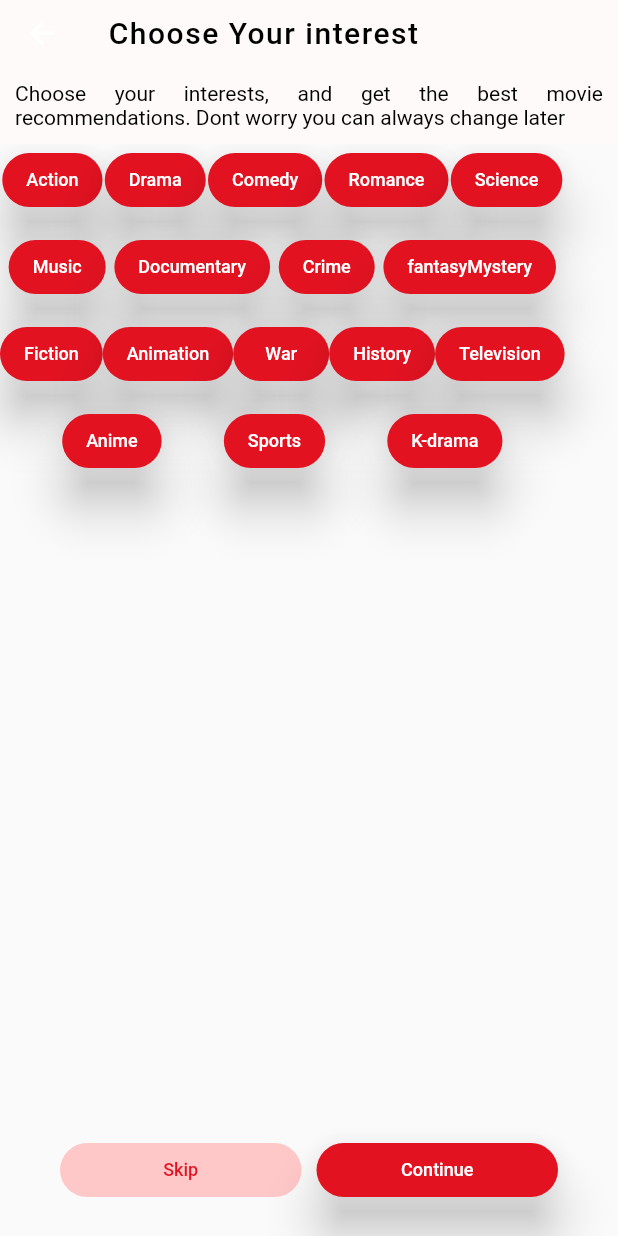
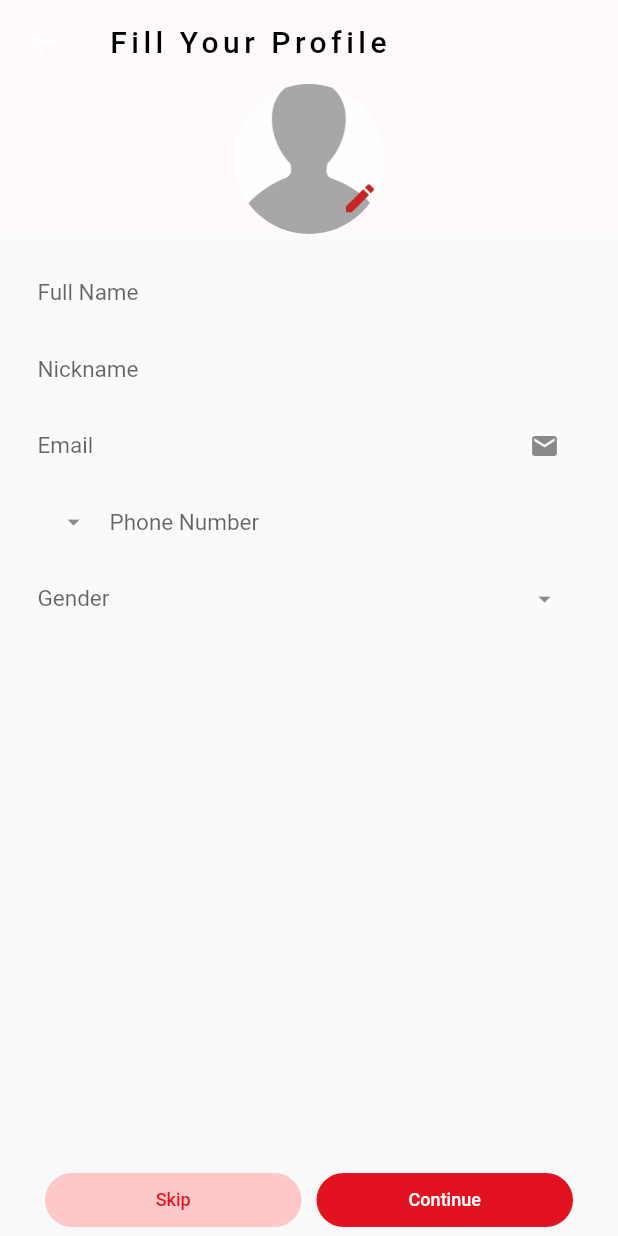
Before and after one commit to Mpho-Mulaudzi/Marvelous-app, a Flutter app: the chooseInterestpage screen opened by its route, after a tap on "Skip", on a phone screen of 412 x 824 dp. Run offline on Flutter 3.47's test engine with Material 2 defaults, Android fonts, the light colour scheme and no system bars; our stand-ins replace flutter_signin_button, flutter_spinkit, flutter_svg, splashscreen; project files that could hold a hidden picture were left out.

Commit message:
added profile widget

```diff
--- a/lib/main.dart
+++ b/lib/main.dart
@@ -1,10 +1,12 @@
 import 'package:flutter/material.dart';
 import 'package:marvelous/pages/loadingScreen.dart';
 import 'package:marvelous/pages/getStarted.dart';
+import 'package:marvelous/pages/profile.dart';
 import 'package:marvelous/pages/signup.dart';
 import 'package:marvelous/pages/createAccount.dart';
 import 'package:marvelous/pages/signin.dart';
 import 'package:marvelous/pages/chooseInterest.dart';
+import 'package:marvelous/pages/profile.dart';
 void main() => runApp(MaterialApp(
 
   initialRoute: '/',
@@ -14,7 +16,8 @@ void main() => runApp(MaterialApp(
     '/signup': (context) => const Signup(),
     '/create' : (context) => const createAccountpage(),
     '/login' : (context) => const signinPage(),
-    '/interests' :(context) => const chooseInterestpage()
+    '/interests' :(context) => const chooseInterestpage(),
+    '/profile' : (context) => const profilepage()
   },
 
 ));
--- a/lib/pages/chooseInterest.dart
+++ b/lib/pages/chooseInterest.dart
@@ -58,19 +58,20 @@ class _chooseInterestpageState extends State<chooseInterestpage> {
       body: Wrap(
         alignment: WrapAlignment.spaceEvenly,
         direction: Axis.horizontal,
-        runSpacing: 10.0,
+
+        spacing: 15.0,
         children: genres.map((genre) {
           return ElevatedButton(
             style: ElevatedButton.styleFrom(
                 shape: const StadiumBorder(),
-                elevation: 14.0,
+                elevation: 0.0,
                 primary: const Color.fromRGBO(226, 18, 33, 1.0)),
             onPressed: () {
               Navigator.pushNamed(context, '/interests');
             },
             child: Text(
               genre,
-              style: TextStyle(fontSize: 12, color: Colors.white),
+              style: const TextStyle(fontSize: 12, color: Colors.white),
             ),
           );
         }).toList(),
@@ -87,7 +88,7 @@ class _chooseInterestpageState extends State<chooseInterestpage> {
                     elevation: 0.0,
                     primary: const Color.fromRGBO(255, 200, 200, 1.0)),
                 onPressed: () {
-                  Navigator.pushNamed(context, '/interests');
+                  Navigator.pushNamed(context, '/profile');
                 },
                 child: const Text(
                   'Skip',
@@ -96,15 +97,15 @@ class _chooseInterestpageState extends State<chooseInterestpage> {
                 ),
               ),
             ),
-            SizedBox(width: 10),
+            const SizedBox(width: 10),
             Expanded(
               child: ElevatedButton(
                 style: ElevatedButton.styleFrom(
                     shape: const StadiumBorder(),
-                    elevation: 14.0,
+                    elevation: 0.0,
                     primary: const Color.fromRGBO(226, 18, 33, 1.0)),
                 onPressed: () {
-                  Navigator.pushNamed(context, '/interests');
+                  Navigator.pushNamed(context, '/profile');
                 },
                 child: const Text(
                   'Continue',
--- a/lib/pages/loadingScreen.dart
+++ b/lib/pages/loadingScreen.dart
@@ -17,7 +17,7 @@ class _LoadingScreenState extends State<LoadingScreen> {
         padding: const EdgeInsets.fromLTRB(0, 150, 0, 0),
         child: Center(
           child: SplashScreen(
-              seconds: 10,
+              seconds: 5,
               navigateAfterSeconds:GetStarted(),
                 image: Image.asset('assets/logo.png'),
                 photoSize: 75.0,
--- /dev/null
+++ b/lib/pages/profile.dart
@@ -0,0 +1,176 @@
+import 'package:flutter/material.dart';
+import 'package:flutter_svg/flutter_svg.dart';
+class profilepage extends StatelessWidget {
+
+  const profilepage({Key? key}) : super(key: key);
+
+  @override
+  Widget build(BuildContext context) {
+    return Scaffold(
+              appBar: AppBar(
+                title: const Text('Fill Your Profile', style: TextStyle(
+                  color: Colors.black,
+                  letterSpacing: 3.0,
+                ),
+                  textAlign: TextAlign.start,),
+                centerTitle: false,
+                backgroundColor: const Color.fromRGBO(255, 250, 250, 1.0),
+                elevation: 0.0,
+                bottom:  PreferredSize(
+                  preferredSize: Size.fromHeight(100.0),
+                  child: Stack(
+                    children:[ const CircleAvatar(
+                       backgroundImage: AssetImage('assets/icon/icon.png'),
+                      backgroundColor: Colors.white70,
+                      radius:50,
+                    ),
+                     Positioned(
+                       bottom : 0,
+                       left : 60,
+                       child: IconButton(onPressed: (){},
+                           icon: Icon(
+                             color: Colors.red[800],
+                             Icons.edit,
+                             size: 25,
+                           )),
+                     )
+                    ]),
+
+                ),
+
+              ),
+            body: Padding(
+              padding: const EdgeInsets.fromLTRB(25, 15, 25, 15),
+              child: Column(
+                children: [
+                  TextFormField(
+                    style : const TextStyle( fontSize: 15),
+                    decoration: const InputDecoration(
+                        border: InputBorder.none,
+                        contentPadding: EdgeInsets.symmetric(vertical: 15),
+                        hintText: 'Full Name',
+                        ),
+                    validator: (String? value) {
+                      if (value == null || value.isEmpty) {
+                        return 'Please enter email';
+                      }
+                      return null;
+                    },
+                  ),
+                  const SizedBox(
+                    height: 3,
+                  ),
+                  TextFormField(
+                    style : const TextStyle( fontSize: 15),
+                    decoration: const InputDecoration(
+                        border: InputBorder.none,
+                        contentPadding: EdgeInsets.symmetric(vertical: 15),
+                        hintText: 'Nickname',
+                        ),
+                    validator: (String? value) {
+                      if (value == null || value.isEmpty) {
+                        return 'Please enter email';
+                      }
+                      return null;
+                    },
+                  ),
+                  const SizedBox(
+                    height: 3,
+                  ),
+                  TextFormField(
+                    style : const TextStyle( fontSize: 15),
+                    decoration: const InputDecoration(
+                        border: InputBorder.none,
+                        contentPadding: EdgeInsets.symmetric(vertical: 15),
+                        hintText: 'Email',
+                        suffixIcon: Icon(Icons.email,size: 20)),
+                    validator: (String? value) {
+                      if (value == null || value.isEmpty) {
+                        return 'Please enter email';
+                      }
+                      return null;
+                    },
+                  ),
+                  const SizedBox(
+                    height: 3,
+                  ),
+                  TextFormField(
+                    style : const TextStyle( fontSize: 15),
+                    decoration: const InputDecoration(
+                        border: InputBorder.none,
+                        contentPadding: EdgeInsets.symmetric(vertical: 15),
+                        hintText: 'Phone Number',
+                        prefixIcon: Icon(Icons.arrow_drop_down,size: 20)),
+                    validator: (String? value) {
+                      if (value == null || value.isEmpty) {
+                        return 'Please enter email';
+                      }
+                      return null;
+                    },
+                  ),
+                  const SizedBox(
+                    height: 3,
+                  ),
+                  TextFormField(
+                    style : const TextStyle( fontSize: 15),
+                    decoration: const InputDecoration(
+                        border: InputBorder.none,
+                        contentPadding: EdgeInsets.symmetric(vertical: 15),
+                        hintText: 'Gender',
+                        suffixIcon: Icon(Icons.arrow_drop_down,size: 20)),
+                    validator: (String? value) {
+                      if (value == null || value.isEmpty) {
+                        return 'Please enter email';
+                      }
+                      return null;
+                    },
+                  ),
+
+
+                ],
+              ),
+            ),
+
+      bottomNavigationBar: Padding(
+        padding: const EdgeInsets.fromLTRB(30, 0, 30, 0),
+        child: Row(
+          mainAxisAlignment: MainAxisAlignment.spaceAround,
+          children: [
+            Expanded(
+              child: ElevatedButton(
+                style: ElevatedButton.styleFrom(
+                    shape: const StadiumBorder(),
+                    elevation: 0.0,
+                    primary: const Color.fromRGBO(255, 200, 200, 1.0)),
+                onPressed: () {
+                  Navigator.pushNamed(context, '/profile');
+                },
+                child: const Text(
+                  'Skip',
+                  style: TextStyle(
+                      fontSize: 12, color: Color.fromRGBO(226, 18, 33, 1.0)),
+                ),
+              ),
+            ),
+            const SizedBox(width: 10),
+            Expanded(
+              child: ElevatedButton(
+                style: ElevatedButton.styleFrom(
+                    shape: const StadiumBorder(),
+                    elevation: 0.0,
+                    primary: const Color.fromRGBO(226, 18, 33, 1.0)),
+                onPressed: () {
+                  Navigator.pushNamed(context, '/profile');
+                },
+                child: const Text(
+                  'Continue',
+                  style: TextStyle(fontSize: 12, color: Colors.white),
+                ),
+              ),
+            )
+          ],
+        ),
+      ),
+    );
+  }
+}
--- a/pubspec.yaml
+++ b/pubspec.yaml
@@ -33,6 +33,7 @@ dependencies:
   flutter_spinkit: ^5.1.0
   splashscreen: ^1.3.5
   flutter_signin_button: ^2.0.0
+  flutter_svg: ^1.1.2
 
 dev_dependencies:
   flutter_test:
@@ -79,6 +80,8 @@ flutter:
    - assets/icon/Apple.png
    - assets/icon/facebook.png
    - assets/icon/google.png
+   - assets/icon/icon.png
+   - assets/letsyouin.jpg
 
 
 
```
Also changed, not shown: lib/pages/createAccount.dart (+13 -6 lines), lib/pages/signin.dart (+13 -7 lines), lib/pages/signup.dart (+19 -11 lines), assets/icon/avatar.svg (added), assets/icon/icon.png (added), assets/letsyouin.jpg (added), pubspec.lock.
